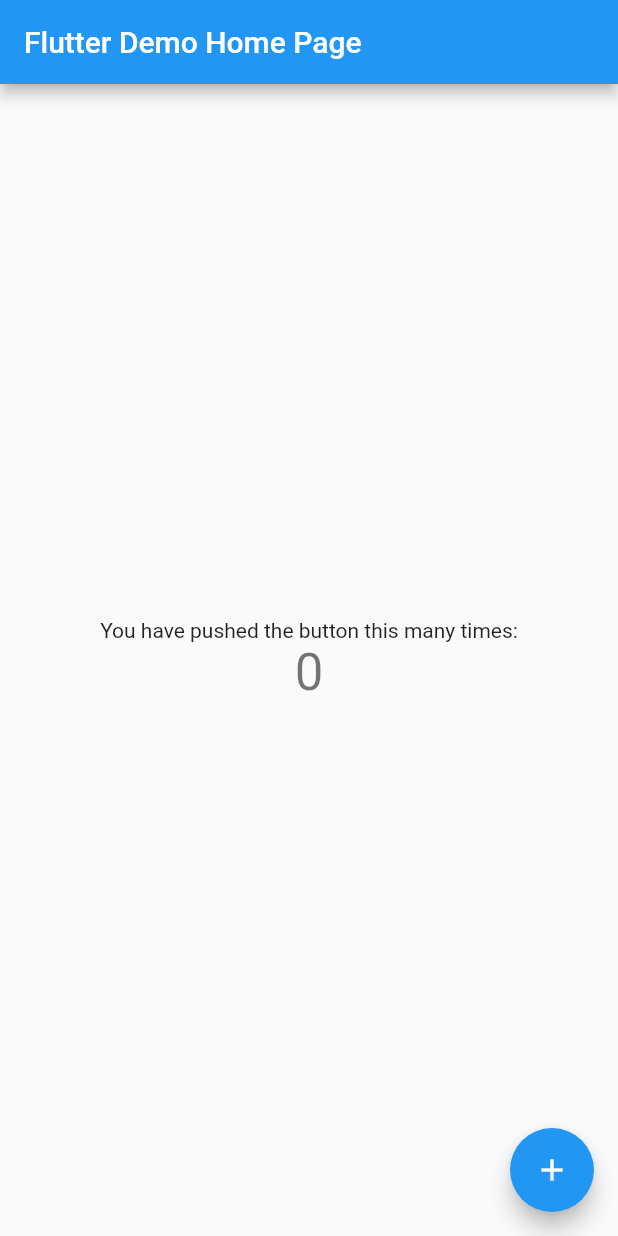
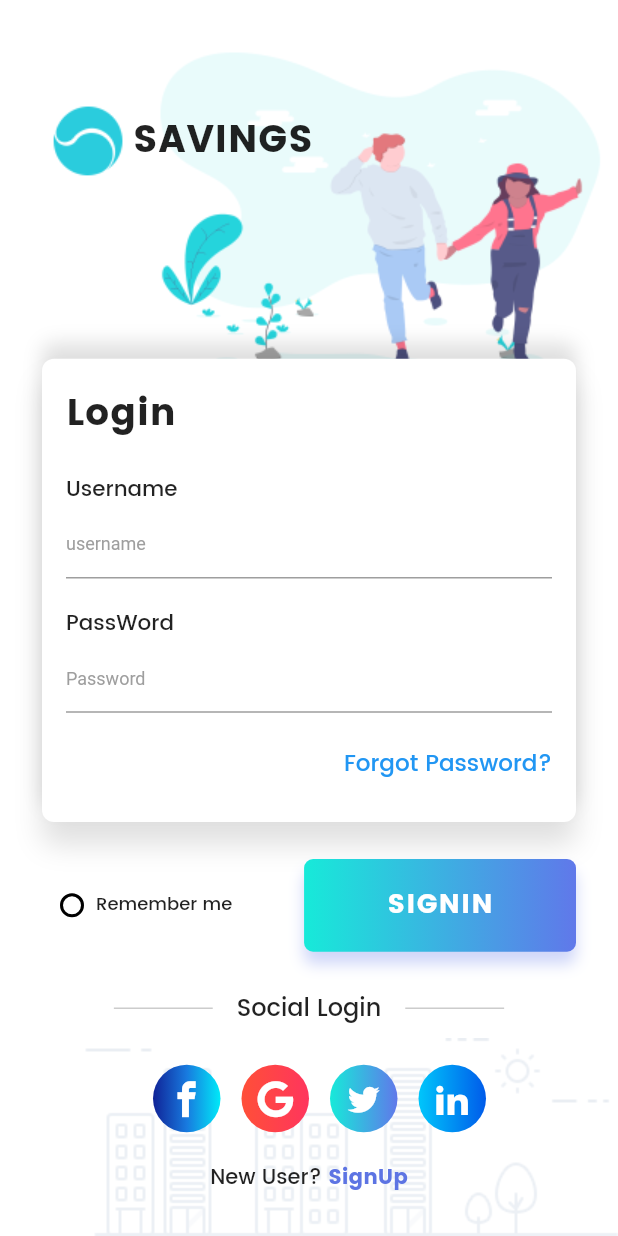
Before and after one commit to lxmw001/savings_app, a Flutter app: the screen it shows after launch, on a phone screen of 412 x 824 dp. Run offline on Flutter 3.47's test engine with Material 2 defaults, Android fonts, the phone set to English and light mode, and no system bars; our stand-ins replace flutter_screenutil.

Commit message:
Created login page (some issues in main.dart)

```diff
--- /dev/null
+++ b/lib/CustomIcons.dart
@@ -0,0 +1,9 @@
+import 'package:flutter/material.dart';
+
+class CustomIcons {
+  static const IconData twitter = IconData(0xe900, fontFamily: "CustomIcons");
+  static const IconData facebook = IconData(0xe901, fontFamily: "CustomIcons");
+  static const IconData googlePlus =
+  IconData(0xe902, fontFamily: "CustomIcons");
+  static const IconData linkedin = IconData(0xe903, fontFamily: "CustomIcons");
+}
--- a/lib/main.dart
+++ b/lib/main.dart
@@ -1,111 +1,33 @@
 import 'package:flutter/material.dart';
+import 'pages/LoginPage.dart';
+import 'pages/HomePage.dart';
 
 void main() => runApp(MyApp());
 
-class MyApp extends StatelessWidget {
-  // This widget is the root of your application.
+class MyApp extends StatefulWidget {
+  @override
+  _MyAppState createState() => _MyAppState();
+}
+
+class _MyAppState extends State<MyApp> {
+  bool _loggedIn = false;
+
   @override
   Widget build(BuildContext context) {
     return MaterialApp(
       title: 'Flutter Demo',
       theme: ThemeData(
-        // This is the theme of your application.
-        //
-        // Try running your application with "flutter run". You'll see the
-        // application has a blue toolbar. Then, without quitting the app, try
-        // changing the primarySwatch below to Colors.green and then invoke
-        // "hot reload" (press "r" in the console where you ran "flutter run",
-        // or simply save your changes to "hot reload" in a Flutter IDE).
-        // Notice that the counter didn't reset back to zero; the application
-        // is not restarted.
         primarySwatch: Colors.blue,
       ),
-      home: MyHomePage(title: 'Flutter Demo Home Page'),
+      routes: {
+        '/': (BuildContext context) {
+          if(_loggedIn) {
+            return HomePage(title: "Home page");
+          } else {
+            return LoginPage();
+          }
+        }
+      },
     );
   }
 }
-
-class MyHomePage extends StatefulWidget {
-  MyHomePage({Key key, this.title}) : super(key: key);
-
-  // This widget is the home page of your application. It is stateful, meaning
-  // that it has a State object (defined below) that contains fields that affect
-  // how it looks.
-
-  // This class is the configuration for the state. It holds the values (in this
-  // case the title) provided by the parent (in this case the App widget) and
-  // used by the build method of the State. Fields in a Widget subclass are
-  // always marked "final".
-
-  final String title;
-
-  @override
-  _MyHomePageState createState() => _MyHomePageState();
-}
-
-class _MyHomePageState extends State<MyHomePage> {
-  int _counter = 0;
-
-  void _incrementCounter() {
-    setState(() {
-      // This call to setState tells the Flutter framework that something has
-      // changed in this State, which causes it to rerun the build method below
-      // so that the display can reflect the updated values. If we changed
-      // _counter without calling setState(), then the build method would not be
-      // called again, and so nothing would appear to happen.
-      _counter++;
-    });
-  }
-
-  @override
-  Widget build(BuildContext context) {
-    // This method is rerun every time setState is called, for instance as done
-    // by the _incrementCounter method above.
-    //
-    // The Flutter framework has been optimized to make rerunning build methods
-    // fast, so that you can just rebuild anything that needs updating rather
-    // than having to individually change instances of widgets.
-    return Scaffold(
-      appBar: AppBar(
-        // Here we take the value from the MyHomePage object that was created by
-        // the App.build method, and use it to set our appbar title.
-        title: Text(widget.title),
-      ),
-      body: Center(
-        // Center is a layout widget. It takes a single child and positions it
-        // in the middle of the parent.
-        child: Column(
-          // Column is also a layout widget. It takes a list of children and
-          // arranges them vertically. By default, it sizes itself to fit its
-          // children horizontally, and tries to be as tall as its parent.
-          //
-          // Invoke "debug painting" (press "p" in the console, choose the
-          // "Toggle Debug Paint" action from the Flutter Inspector in Android
-          // Studio, or the "Toggle Debug Paint" command in Visual Studio Code)
-          // to see the wireframe for each widget.
-          //
-          // Column has various properties to control how it sizes itself and
-          // how it positions its children. Here we use mainAxisAlignment to
-          // center the children vertically; the main axis here is the vertical
-          // axis because Columns are vertical (the cross axis would be
-          // horizontal).
-          mainAxisAlignment: MainAxisAlignment.center,
-          children: <Widget>[
-            Text(
-              'You have pushed the button this many times:',
-            ),
-            Text(
-              '$_counter',
-              style: Theme.of(context).textTheme.display1,
-            ),
-          ],
-        ),
-      ),
-      floatingActionButton: FloatingActionButton(
-        onPressed: _incrementCounter,
-        tooltip: 'Increment',
-        child: Icon(Icons.add),
-      ), // This trailing comma makes auto-formatting nicer for build methods.
-    );
-  }
-}
--- /dev/null
+++ b/lib/pages/HomePage.dart
@@ -0,0 +1,86 @@
+import 'package:flutter/material.dart';
+
+class HomePage extends StatefulWidget {
+  HomePage({Key key, this.title}) : super(key: key);
+
+  // This widget is the home page of your application. It is stateful, meaning
+  // that it has a State object (defined below) that contains fields that affect
+  // how it looks.
+
+  // This class is the configuration for the state. It holds the values (in this
+  // case the title) provided by the parent (in this case the App widget) and
+  // used by the build method of the State. Fields in a Widget subclass are
+  // always marked "final".
+
+  final String title;
+
+  @override
+  _HomePageState createState() => _HomePageState();
+}
+
+class _HomePageState extends State<HomePage> {
+  int _counter = 0;
+
+  void _incrementCounter() {
+    setState(() {
+      // This call to setState tells the Flutter framework that something has
+      // changed in this State, which causes it to rerun the build method below
+      // so that the display can reflect the updated values. If we changed
+      // _counter without calling setState(), then the build method would not be
+      // called again, and so nothing would appear to happen.
+      _counter++;
+    });
+  }
+
+  @override
+  Widget build(BuildContext context) {
+    // This method is rerun every time setState is called, for instance as done
+    // by the _incrementCounter method above.
+    //
+    // The Flutter framework has been optimized to make rerunning build methods
+    // fast, so that you can just rebuild anything that needs updating rather
+    // than having to individually change instances of widgets.
+    return Scaffold(
+      appBar: AppBar(
+        // Here we take the value from the HomePage object that was created by
+        // the App.build method, and use it to set our appbar title.
+        title: Text(widget.title),
+      ),
+      body: Center(
+        // Center is a layout widget. It takes a single child and positions it
+        // in the middle of the parent.
+        child: Column(
+          // Column is also a layout widget. It takes a list of children and
+          // arranges them vertically. By default, it sizes itself to fit its
+          // children horizontally, and tries to be as tall as its parent.
+          //
+          // Invoke "debug painting" (press "p" in the console, choose the
+          // "Toggle Debug Paint" action from the Flutter Inspector in Android
+          // Studio, or the "Toggle Debug Paint" command in Visual Studio Code)
+          // to see the wireframe for each widget.
+          //
+          // Column has various properties to control how it sizes itself and
+          // how it positions its children. Here we use mainAxisAlignment to
+          // center the children vertically; the main axis here is the vertical
+          // axis because Columns are vertical (the cross axis would be
+          // horizontal).
+          mainAxisAlignment: MainAxisAlignment.center,
+          children: <Widget>[
+            Text(
+              'You have pushed the button this many times:',
+            ),
+            Text(
+              '$_counter',
+              style: Theme.of(context).textTheme.display1,
+            ),
+          ],
+        ),
+      ),
+      floatingActionButton: FloatingActionButton(
+        onPressed: _incrementCounter,
+        tooltip: 'Increment',
+        child: Icon(Icons.add),
+      ), // This trailing comma makes auto-formatting nicer for build methods.
+    );
+  }
+}
--- /dev/null
+++ b/lib/pages/LoginPage.dart
@@ -0,0 +1,244 @@
+import 'package:flutter/material.dart';
+import 'package:flutter_screenutil/flutter_screenutil.dart';
+import '../widgets/FormCard.dart';
+import '../widgets/SocialIcons.dart';
+import '../CustomIcons.dart';
+
+class LoginPage extends StatefulWidget {
+  LoginPage({Key key, this.title}) : super(key: key);
+
+  // This widget is the home page of your application. It is stateful, meaning
+  // that it has a State object (defined below) that contains fields that affect
+  // how it looks.
+
+  // This class is the configuration for the state. It holds the values (in this
+  // case the title) provided by the parent (in this case the App widget) and
+  // used by the build method of the State. Fields in a Widget subclass are
+  // always marked "final".
+
+  final String title;
+
+  @override
+  _LoginPageState createState() => _LoginPageState();
+}
+
+class _LoginPageState extends State<LoginPage> {
+  bool _isSelected = false;
+
+  void _radio() {
+    setState(() {
+      _isSelected = !_isSelected;
+    });
+  }
+
+  Widget radioButton(bool isSelected) => Container(
+    width: 16.0,
+    height: 16.0,
+    padding: EdgeInsets.all(2.0),
+    decoration: BoxDecoration(
+        shape: BoxShape.circle,
+        border: Border.all(width: 2.0, color: Colors.black)),
+    child: isSelected
+        ? Container(
+      width: double.infinity,
+      height: double.infinity,
+      decoration:
+      BoxDecoration(shape: BoxShape.circle, color: Colors.black),
+    )
+        : Container(),
+  );
+
+  Widget horizontalLine() => Padding(
+    padding: EdgeInsets.symmetric(horizontal: 16.0),
+    child: Container(
+      width: ScreenUtil.getInstance().setWidth(120),
+      height: 1.0,
+      color: Colors.black26.withOpacity(.2),
+    ),
+  );
+
+  @override
+  Widget build(BuildContext context) {
+    ScreenUtil.instance = ScreenUtil.getInstance()..init(context);
+    ScreenUtil.instance =
+        ScreenUtil(width: 750, height: 1334, allowFontScaling: true);
+    return new Scaffold(
+      backgroundColor: Colors.white,
+      resizeToAvoidBottomPadding: true,
+      body: Stack(
+        fit: StackFit.expand,
+        children: <Widget>[
+          Column(
+            crossAxisAlignment: CrossAxisAlignment.end,
+            children: <Widget>[
+              Padding(
+                padding: EdgeInsets.only(top: 20.0),
+                child: Image.asset("assets/image_01.png"),
+              ),
+              Expanded(
+                child: Container(),
+              ),
+              Image.asset("assets/image_02.png")
+            ],
+          ),
+          SingleChildScrollView(
+            child: Padding(
+              padding: EdgeInsets.only(left: 28.0, right: 28.0, top: 60.0),
+              child: Column(
+                children: <Widget>[
+                  Row(
+                    children: <Widget>[
+                      Image.asset(
+                        "assets/logo.png",
+                        width: ScreenUtil.getInstance().setWidth(110),
+                        height: ScreenUtil.getInstance().setHeight(110),
+                      ),
+                      Text("SAVINGS",
+                          style: TextStyle(
+                              fontFamily: "Poppins-Bold",
+                              fontSize: ScreenUtil.getInstance().setSp(46),
+                              letterSpacing: .6,
+                              fontWeight: FontWeight.bold))
+                    ],
+                  ),
+                  SizedBox(
+                    height: ScreenUtil.getInstance().setHeight(180),
+                  ),
+                  FormCard(),
+                  SizedBox(height: ScreenUtil.getInstance().setHeight(40)),
+                  Row(
+                    mainAxisAlignment: MainAxisAlignment.spaceBetween,
+                    children: <Widget>[
+                      Row(
+                        children: <Widget>[
+                          SizedBox(
+                            width: 12.0,
+                          ),
+                          GestureDetector(
+                            onTap: _radio,
+                            child: radioButton(_isSelected),
+                          ),
+                          SizedBox(
+                            width: 8.0,
+                          ),
+                          Text("Remember me",
+                              style: TextStyle(
+                                  fontSize: 12, fontFamily: "Poppins-Medium"))
+                        ],
+                      ),
+                      InkWell(
+                        child: Container(
+                          width: ScreenUtil.getInstance().setWidth(330),
+                          height: ScreenUtil.getInstance().setHeight(100),
+                          decoration: BoxDecoration(
+                              gradient: LinearGradient(colors: [
+                                Color(0xFF17ead9),
+                                Color(0xFF6078ea)
+                              ]),
+                              borderRadius: BorderRadius.circular(6.0),
+                              boxShadow: [
+                                BoxShadow(
+                                    color: Color(0xFF6078ea).withOpacity(.3),
+                                    offset: Offset(0.0, 8.0),
+                                    blurRadius: 8.0)
+                              ]),
+                          child: Material(
+                            color: Colors.transparent,
+                            child: InkWell(
+                              onTap: () {},
+                              child: Center(
+                                child: Text("SIGNIN",
+                                    style: TextStyle(
+                                        color: Colors.white,
+                                        fontFamily: "Poppins-Bold",
+                                        fontSize: 18,
+                                        letterSpacing: 1.0)),
+                              ),
+                            ),
+                          ),
+                        ),
+                      )
+                    ],
+                  ),
+                  SizedBox(
+                    height: ScreenUtil.getInstance().setHeight(40),
+                  ),
+                  Row(
+                    mainAxisAlignment: MainAxisAlignment.center,
+                    children: <Widget>[
+                      horizontalLine(),
+                      Text("Social Login",
+                          style: TextStyle(
+                              fontSize: 16.0, fontFamily: "Poppins-Medium")),
+                      horizontalLine()
+                    ],
+                  ),
+                  SizedBox(
+                    height: ScreenUtil.getInstance().setHeight(40),
+                  ),
+                  Row(
+                    mainAxisAlignment: MainAxisAlignment.center,
+                    children: <Widget>[
+                      SocialIcon(
+                        colors: [
+                          Color(0xFF102397),
+                          Color(0xFF187adf),
+                          Color(0xFF00eaf8),
+                        ],
+                        iconData: CustomIcons.facebook,
+                        onPressed: () {},
+                      ),
+                      SocialIcon(
+                        colors: [
+                          Color(0xFFff4f38),
+                          Color(0xFFff355d),
+                        ],
+                        iconData: CustomIcons.googlePlus,
+                        onPressed: () {},
+                      ),
+                      SocialIcon(
+                        colors: [
+                          Color(0xFF17ead9),
+                          Color(0xFF6078ea),
+                        ],
+                        iconData: CustomIcons.twitter,
+                        onPressed: () {},
+                      ),
+                      SocialIcon(
+                        colors: [
+                          Color(0xFF00c6fb),
+                          Color(0xFF005bea),
+                        ],
+                        iconData: CustomIcons.linkedin,
+                        onPressed: () {},
+                      )
+                    ],
+                  ),
+                  SizedBox(
+                    height: ScreenUtil.getInstance().setHeight(30),
+                  ),
+                  Row(
+                    mainAxisAlignment: MainAxisAlignment.center,
+                    children: <Widget>[
+                      Text(
+                        "New User? ",
+                        style: TextStyle(fontFamily: "Poppins-Medium"),
+                      ),
+                      InkWell(
+                        onTap: () {},
+                        child: Text("SignUp",
+                            style: TextStyle(
+                                color: Color(0xFF5d74e3),
+                                fontFamily: "Poppins-Bold")),
+                      )
+                    ],
+                  )
+                ],
+              ),
+            ),
+          )
+        ],
+      ),
+    );
+  }
+}
--- /dev/null
+++ b/lib/widgets/FormCard.dart
@@ -0,0 +1,78 @@
+import 'package:flutter/material.dart';
+import 'package:flutter_screenutil/flutter_screenutil.dart';
+
+class FormCard extends StatelessWidget {
+  @override
+  Widget build(BuildContext context) {
+    return new Container(
+      width: double.infinity,
+      height: ScreenUtil.getInstance().setHeight(500),
+      decoration: BoxDecoration(
+          color: Colors.white,
+          borderRadius: BorderRadius.circular(8.0),
+          boxShadow: [
+            BoxShadow(
+                color: Colors.black12,
+                offset: Offset(0.0, 15.0),
+                blurRadius: 15.0),
+            BoxShadow(
+                color: Colors.black12,
+                offset: Offset(0.0, -10.0),
+                blurRadius: 10.0),
+          ]),
+      child: Padding(
+        padding: EdgeInsets.only(left: 16.0, right: 16.0, top: 16.0),
+        child: Column(
+          crossAxisAlignment: CrossAxisAlignment.start,
+          children: <Widget>[
+            Text("Login",
+                style: TextStyle(
+                    fontSize: ScreenUtil.getInstance().setSp(45),
+                    fontFamily: "Poppins-Bold",
+                    letterSpacing: .6)),
+            SizedBox(
+              height: ScreenUtil.getInstance().setHeight(30),
+            ),
+            Text("Username",
+                style: TextStyle(
+                    fontFamily: "Poppins-Medium",
+                    fontSize: ScreenUtil.getInstance().setSp(26))),
+            TextField(
+              decoration: InputDecoration(
+                  hintText: "username",
+                  hintStyle: TextStyle(color: Colors.grey, fontSize: 12.0)),
+            ),
+            SizedBox(
+              height: ScreenUtil.getInstance().setHeight(30),
+            ),
+            Text("PassWord",
+                style: TextStyle(
+                    fontFamily: "Poppins-Medium",
+                    fontSize: ScreenUtil.getInstance().setSp(26))),
+            TextField(
+              obscureText: true,
+              decoration: InputDecoration(
+                  hintText: "Password",
+                  hintStyle: TextStyle(color: Colors.grey, fontSize: 12.0)),
+            ),
+            SizedBox(
+              height: ScreenUtil.getInstance().setHeight(35),
+            ),
+            Row(
+              mainAxisAlignment: MainAxisAlignment.end,
+              children: <Widget>[
+                Text(
+                  "Forgot Password?",
+                  style: TextStyle(
+                      color: Colors.blue,
+                      fontFamily: "Poppins-Medium",
+                      fontSize: ScreenUtil.getInstance().setSp(28)),
+                )
+              ],
+            )
+          ],
+        ),
+      ),
+    );
+  }
+}
--- /dev/null
+++ b/lib/widgets/SocialIcons.dart
@@ -0,0 +1,26 @@
+import 'package:flutter/material.dart';
+
+class SocialIcon extends StatelessWidget {
+  final List<Color> colors;
+  final IconData iconData;
+  final Function onPressed;
+  SocialIcon({this.colors, this.iconData, this.onPressed});
+  @override
+  Widget build(BuildContext context) {
+    return new Padding(
+      padding: EdgeInsets.only(left: 14.0),
+      child: Container(
+        width: 45.0,
+        height: 45.0,
+        decoration: BoxDecoration(
+            shape: BoxShape.circle,
+            gradient: LinearGradient(colors: colors, tileMode: TileMode.clamp)),
+        child: RawMaterialButton(
+          shape: CircleBorder(),
+          onPressed: onPressed,
+          child: Icon(iconData, color: Colors.white),
+        ),
+      ),
+    );
+  }
+}
```
Also changed, not shown: pubspec.yaml (+18 -14 lines), assets/CustomIcons.ttf (added), assets/Poppins-Bold.ttf (added), assets/Poppins-Medium.ttf (added), assets/image_01.png (added), assets/image_02.png (added), assets/logo.png (added), pubspec.lock.
